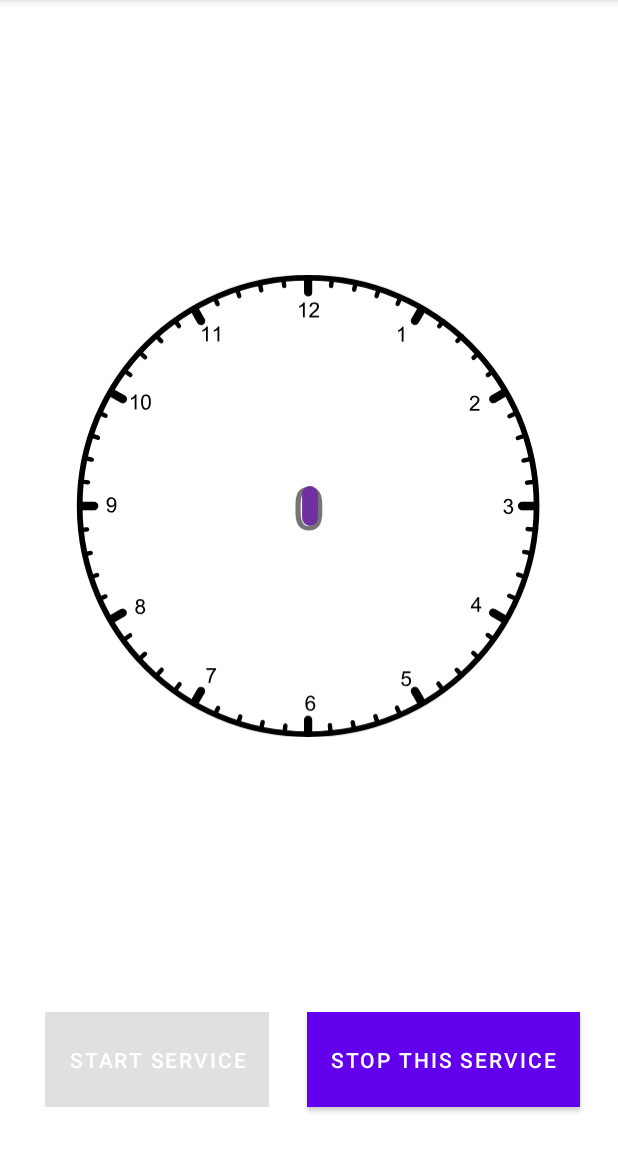
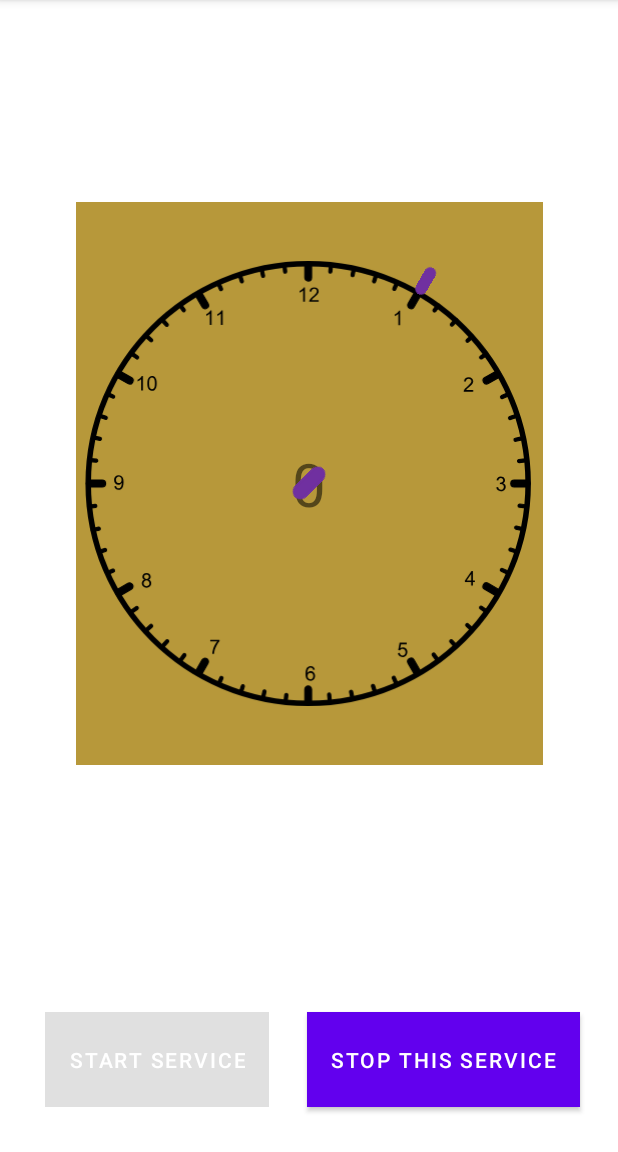
Before and after one commit to MichaelMilich/BordcastTest, an Android app: the screen it shows after launch (MainActivity), on a phone screen of 412 x 824 dp, the part 84-1236 px from its top. Run offline under Robolectric (Android 15) with nearby library versions, the phone set to English and light mode, and no system bars; our stand-ins replace Room's generated code, data binding; 1 statement that could not run was skipped.

Commit message:
Middle way into making code that adds a visual tag for when I opened the phone. Used translationX and translatiionY for imageviews. Still have more to code and to learn

```diff
--- a/app/src/main/java/millich/michael/bordcasttest/home/HomeFragment.kt
+++ b/app/src/main/java/millich/michael/bordcasttest/home/HomeFragment.kt
@@ -7,7 +7,9 @@ import androidx.fragment.app.Fragment
 import android.view.LayoutInflater
 import android.view.View
 import android.view.ViewGroup
+import android.view.ViewTreeObserver
 import android.widget.ImageView
+import android.widget.RelativeLayout
 import androidx.constraintlayout.widget.ConstraintLayout
 import androidx.constraintlayout.widget.ConstraintSet
 import androidx.databinding.DataBindingUtil
@@ -15,6 +17,8 @@ import com.google.android.material.snackbar.Snackbar
 import millich.michael.bordcasttest.R
 import millich.michael.bordcasttest.databinding.HomeFragmentBinding
 import millich.michael.bordcasttest.databse.UnlockDatabase
+import kotlin.math.cos
+import kotlin.math.sin
 
 class HomeFragment : Fragment() {
 
@@ -51,17 +55,28 @@ class HomeFragment : Fragment() {
         testImageView.setImageResource(R.drawable.ic_dot)
         testImageView.id = R.drawable.ic_dot+20
 
-        val imageParameters : ConstraintLayout.LayoutParams = ConstraintLayout.LayoutParams(40,40)
+        val r : Float =  (binding.analogClockView.width).toFloat()
+        val angle = 45f
+        val imageParameters : RelativeLayout.LayoutParams = RelativeLayout.LayoutParams(40,40)
+        imageParameters.addRule(RelativeLayout.CENTER_IN_PARENT,RelativeLayout.TRUE)
+        testImageView.viewTreeObserver.addOnGlobalLayoutListener {
+            ViewTreeObserver.OnGlobalLayoutListener {
+
+            }
+        }
         testImageView.layoutParams = imageParameters
-        binding.constraintLayout.addView(testImageView)
+        testImageView.translationX = r * sin(angle)
+        testImageView.translationY = -r * cos(angle)
+        testImageView.rotation = angle
+        binding.relativeLayoutTest.addView(testImageView)
 
-        val constraintSet : ConstraintSet = ConstraintSet()
+        /*val constraintSet : ConstraintSet = ConstraintSet()
         constraintSet.clone(binding.constraintLayout)
         constraintSet.connect(testImageView.id,ConstraintSet.START,binding.analogClockView.id,ConstraintSet.START)
         constraintSet.connect(testImageView.id,ConstraintSet.END,binding.analogClockView.id,ConstraintSet.END)
         constraintSet.connect(testImageView.id,ConstraintSet.TOP,binding.analogClockView.id,ConstraintSet.TOP)
         constraintSet.connect(testImageView.id,ConstraintSet.BOTTOM,binding.analogClockView.id,ConstraintSet.BOTTOM)
-        constraintSet.applyTo(binding.constraintLayout)
+        constraintSet.applyTo(binding.constraintLayout)*/
 
 
         binding.lifecycleOwner = this
--- a/app/src/main/res/layout/home_fragment.xml
+++ b/app/src/main/res/layout/home_fragment.xml
@@ -42,28 +42,44 @@
             app:layout_constraintStart_toEndOf="@+id/button_start_service"
             app:layout_constraintTop_toTopOf="@+id/button_start_service" />
 
-        <TextView
-            android:id="@+id/unlock_count_text_box"
-            android:layout_width="wrap_content"
-            android:layout_height="wrap_content"
-            android:text="@{viewModelTest.unlockCount.toString()}"
-            android:textSize="40sp"
-            app:layout_constraintBottom_toTopOf="@+id/button_start_service"
-            app:layout_constraintEnd_toEndOf="parent"
-            app:layout_constraintStart_toStartOf="parent"
-            app:layout_constraintTop_toTopOf="parent" />
 
-        <ImageView
-            android:id="@+id/analog_clock_view"
-            android:layout_width="323dp"
-            android:layout_height="364dp"
+        <RelativeLayout
+            android:id="@+id/relative_layout_test"
+            android:layout_width="311dp"
+            android:layout_height="375dp"
+            android:background="#B7983A"
             app:layout_constraintBottom_toTopOf="@+id/button_start_service"
             app:layout_constraintEnd_toEndOf="parent"
             app:layout_constraintStart_toStartOf="parent"
             app:layout_constraintTop_toTopOf="parent"
-            app:srcCompat="@drawable/ic_analog_clock_0_12"
-            android:contentDescription="@string/analog_clock_content_description" />
+            app:layout_constraintVertical_bias="0.45">
 
+            <ImageView
+                android:id="@+id/analog_clock_view"
+                android:layout_width="fill_parent"
+                android:layout_height="fill_parent"
+                android:layout_centerInParent="true"
+                android:contentDescription="@string/analog_clock_content_description"
+                app:srcCompat="@drawable/ic_analog_clock_0_12" />
+
+            <TextView
+                android:id="@+id/unlock_count_text_box"
+                android:layout_width="wrap_content"
+                android:layout_height="wrap_content"
+                android:layout_centerInParent="true"
+                android:text="@{viewModelTest.unlockCount.toString()}"
+                android:textSize="40sp" />
+
+            <ImageView
+                android:layout_width="20dp"
+                android:layout_height="20dp"
+                android:layout_centerInParent="true"
+                android:rotation="30"
+                android:translationX="77.75dp"
+                android:translationY="-134.666dp"
+                app:srcCompat="@drawable/ic_dot" />
+
+        </RelativeLayout>
 
     </androidx.constraintlayout.widget.ConstraintLayout>
 </layout>
--- a/build.gradle
+++ b/build.gradle
@@ -10,7 +10,7 @@ buildscript {
         mavenCentral()
     }
     dependencies {
-        classpath 'com.android.tools.build:gradle:7.1.0'
+        classpath 'com.android.tools.build:gradle:7.1.1'
         classpath "org.jetbrains.kotlin:kotlin-gradle-plugin:1.6.10"
         classpath "androidx.navigation:navigation-safe-args-gradle-plugin:2.3.0"
 
```
